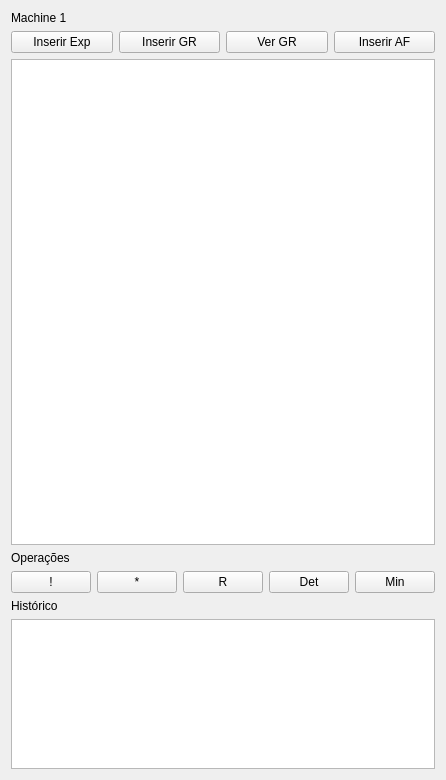
The window that gui/view/DynamicAutomatonWidget.ui (joaovicentesouto/INE5421) describes before a commit, drawn with Qt 5.
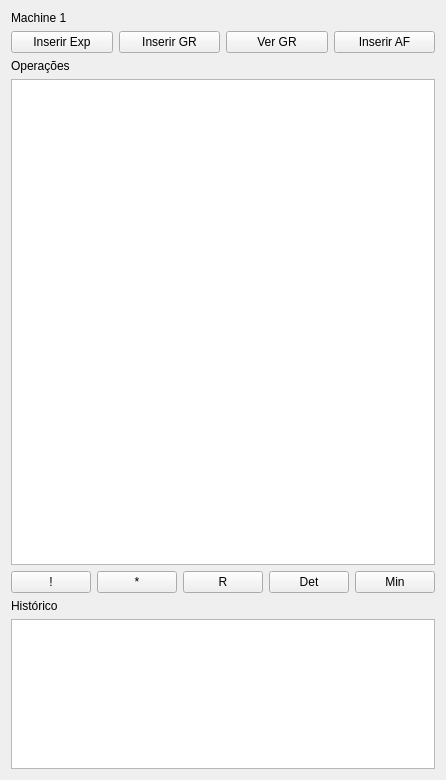
The same window after the commit.

Commit message:
Populating tables and rethought communication
Using automatos, the tables are populated with their respective
representation.
Signal communication improved leaving more concrete, for example,
the facade only sends automatos to update the interface.

```diff
--- a/gui/view/DynamicAutomatonWidget.ui
+++ b/gui/view/DynamicAutomatonWidget.ui
@@ -53,9 +53,6 @@
      </item>
     </layout>
    </item>
-   <item>
-    <widget class="QTableView" name="m_machine"/>
-   </item>
    <item>
     <widget class="QLabel" name="m_label_op">
      <property name="text">
@@ -63,6 +60,9 @@
      </property>
     </widget>
    </item>
+   <item>
+    <widget class="QTableWidget" name="m_machine"/>
+   </item>
    <item>
     <layout class="QHBoxLayout" name="m_operations_box">
      <item>
```
The commit also changes 15 other files.
